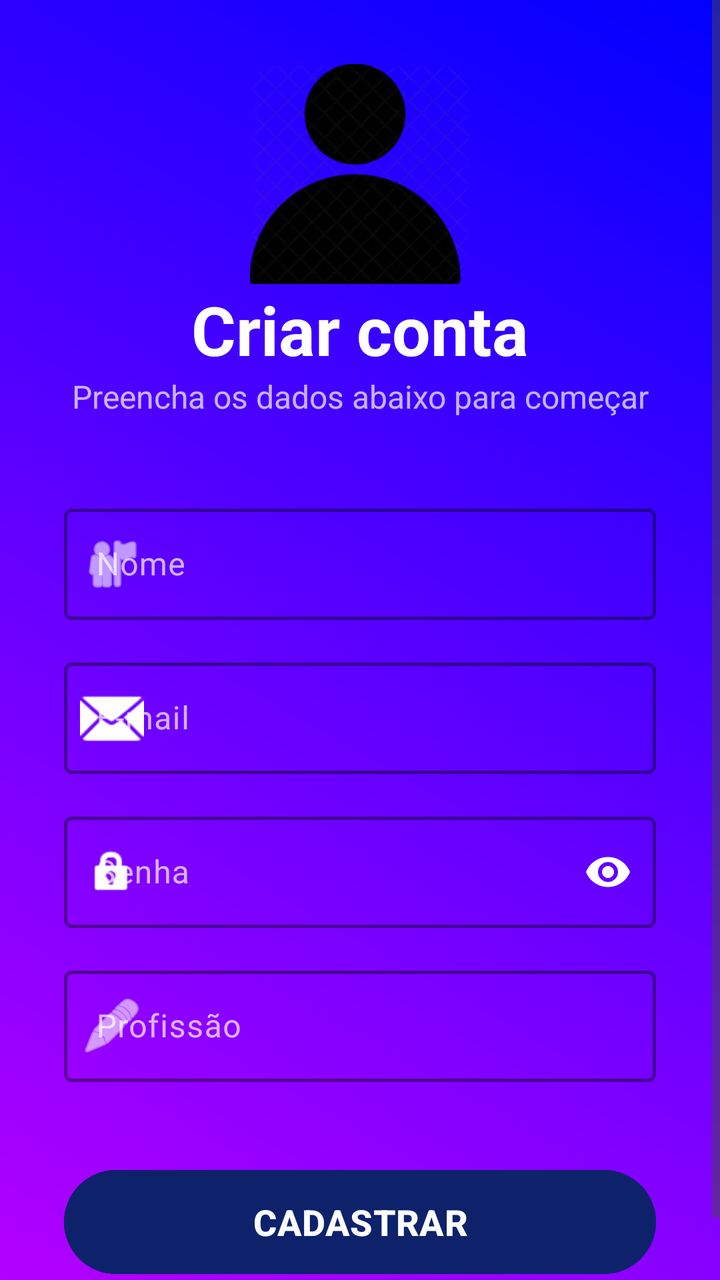
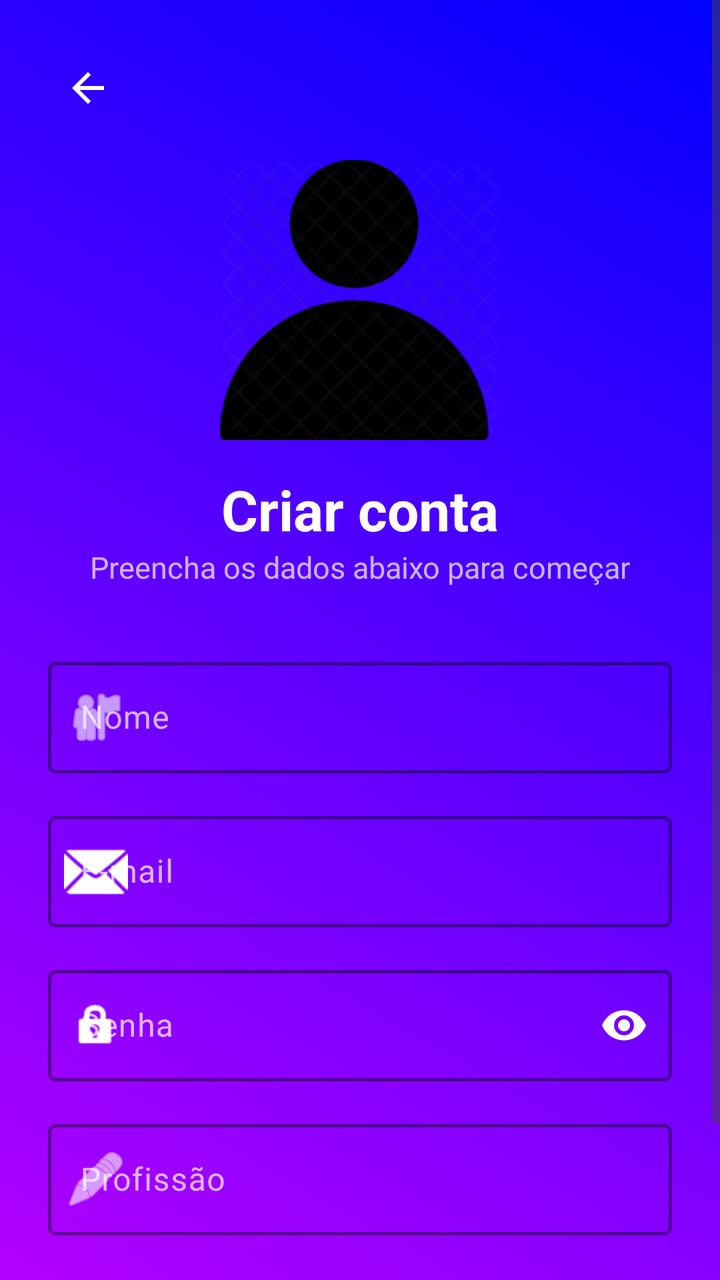

The first picture is an Android layout as it rendered before a commit; the second is the same layout after the commit. The layout source and the unified diff follow.
<!-- AndroidManifest.xml: application theme Theme.PlataformaRemota -->
<!-- res/layout/activity_cadastro.xml -->
<?xml version="1.0" encoding="utf-8"?>
<ScrollView xmlns:android="http://schemas.android.com/apk/res/android"
    xmlns:app="http://schemas.android.com/apk/res-auto"
    xmlns:tools="http://schemas.android.com/tools"
    android:layout_width="match_parent"
    android:layout_height="match_parent"
    android:background="@drawable/background_gradiente"
    android:fillViewport="true">

    <LinearLayout
        android:layout_width="match_parent"
        android:layout_height="wrap_content"
        android:gravity="center_horizontal"
        android:orientation="vertical"
        android:padding="32dp">

        <ImageView
            android:id="@+id/imageView"
            android:layout_width="171dp"
            android:layout_height="110dp"
            app:srcCompat="@drawable/user_imagem" />

        <TextView
            android:layout_width="match_parent"
            android:layout_height="wrap_content"
            android:text="Criar conta"
            android:textAlignment="center"
            android:textColor="@color/white"
            android:textSize="34sp"
            android:textStyle="bold" />

        <TextView
            android:layout_width="match_parent"
            android:layout_height="wrap_content"
            android:layout_marginBottom="40dp"
            android:text="Preencha os dados abaixo para começar"
            android:textAlignment="center"
            android:textColor="#B3FFFFFF"
            android:textSize="16sp" />

        
        <com.google.android.material.textfield.TextInputLayout
            style="@style/Widget.Material3.TextInputLayout.OutlinedBox"
            android:layout_width="match_parent"
            android:layout_height="wrap_content"
            android:layout_marginBottom="16dp"
            android:hint="Nome"
            android:textColorHint="#B3FFFFFF"
            app:hintTextColor="@color/white"
            app:boxStrokeColor="@color/white"
            app:boxStrokeWidth="1.5dp"
            app:startIconDrawable="@android:drawable/ic_menu_myplaces"
            app:startIconTint="@color/white"
            app:boxBackgroundColor="@android:color/transparent">

            <com.google.android.material.textfield.TextInputEditText
                android:id="@+id/edtNome"
                android:layout_width="match_parent"
                android:layout_height="wrap_content"
                android:inputType="textPersonName"
                android:textColor="@color/white" />
        </com.google.android.material.textfield.TextInputLayout>

        
        <com.google.android.material.textfield.TextInputLayout
            style="@style/Widget.Material3.TextInputLayout.OutlinedBox"
            android:layout_width="match_parent"
            android:layout_height="wrap_content"
            android:layout_marginBottom="16dp"
            android:hint="E-mail"
            android:textColorHint="#B3FFFFFF"
            app:hintTextColor="@color/white"
            app:boxStrokeColor="@color/white"
            app:boxStrokeWidth="1.5dp"
            app:startIconDrawable="@android:drawable/ic_dialog_email"
            app:startIconTint="@color/white"
            app:boxBackgroundColor="@android:color/transparent">

            <com.google.android.material.textfield.TextInputEditText
                android:id="@+id/edtEmail"
                android:layout_width="match_parent"
                android:layout_height="wrap_content"
                android:inputType="textEmailAddress"
                android:textColor="@color/white" />
        </com.google.android.material.textfield.TextInputLayout>

        
        <com.google.android.material.textfield.TextInputLayout
            style="@style/Widget.Material3.TextInputLayout.OutlinedBox"
            android:layout_width="match_parent"
            android:layout_height="wrap_content"
            android:layout_marginBottom="16dp"
            android:hint="Senha"
            android:textColorHint="#B3FFFFFF"
            app:hintTextColor="@color/white"
            app:boxStrokeColor="@color/white"
            app:boxStrokeWidth="1.5dp"
            app:endIconMode="password_toggle"
            app:endIconTint="@color/white"
            app:startIconDrawable="@android:drawable/ic_lock_idle_lock"
            app:startIconTint="@color/white"
            app:boxBackgroundColor="@android:color/transparent">

            <com.google.android.material.textfield.TextInputEditText
                android:id="@+id/edtSenha"
                android:layout_width="match_parent"
                android:layout_height="wrap_content"
                android:inputType="textPassword"
                android:textColor="@color/white" />
        </com.google.android.material.textfield.TextInputLayout>

        
        <com.google.android.material.textfield.TextInputLayout
            style="@style/Widget.Material3.TextInputLayout.OutlinedBox"
            android:layout_width="match_parent"
            android:layout_height="wrap_content"
            android:layout_marginBottom="40dp"
            android:hint="Profissão"
            android:textColorHint="#B3FFFFFF"
            app:hintTextColor="@color/white"
            app:boxStrokeColor="@color/white"
            app:boxStrokeWidth="1.5dp"
            app:startIconDrawable="@android:drawable/ic_menu_edit"
            app:startIconTint="@color/white"
            app:boxBackgroundColor="@android:color/transparent">

            <com.google.android.material.textfield.TextInputEditText
                android:id="@+id/edtProfissao"
                android:layout_width="match_parent"
                android:layout_height="wrap_content"
                android:inputType="text"
                android:textColor="@color/white" />
        </com.google.android.material.textfield.TextInputLayout>

        <com.google.android.material.button.MaterialButton
            android:id="@+id/btnSalvar"
            android:layout_width="match_parent"
            android:layout_height="60dp"
            android:backgroundTint="#0D226B"
            android:text="CADASTRAR"
            android:textColor="@color/white"
            android:textSize="18sp"
            android:textStyle="bold"
            app:cornerRadius="28dp"
            app:elevation="8dp" />

    </LinearLayout>

</ScrollView>
<!-- resources referenced by this layout -->
<resources>
  <color name="white">#FFFFFFFF</color>
  <!-- drawable background_gradiente (drawable) -->
  <?xml version="1.0" encoding="utf-8"?>
  <shape xmlns:android="http://schemas.android.com/apk/res/android">
      <gradient
          android:startColor="#B300FF"
          android:endColor="#0000FF"
          android:angle="45"/>
  </shape>
  <!-- drawable user_imagem: webp bitmap (drawable, 11140 bytes) -->
  <style name="Theme.PlataformaRemota" parent="Base.Theme.PlataformaRemota" />
  <style name="Base.Theme.PlataformaRemota" parent="Theme.Material3.DayNight.NoActionBar">
          
          
      </style>
</resources>

<!-- the commit's change to res/layout/activity_cadastro.xml (unified diff, before → after) -->
@@ -10,33 +10,64 @@
     <LinearLayout
         android:layout_width="match_parent"
         android:layout_height="wrap_content"
-        android:gravity="center_horizontal"
         android:orientation="vertical"
-        android:padding="32dp">
+        android:padding="24dp">
 
-        <ImageView
-            android:id="@+id/imageView"
-            android:layout_width="171dp"
-            android:layout_height="110dp"
-            app:srcCompat="@drawable/user_imagem" />
-
-        <TextView
+        
+        <LinearLayout
             android:layout_width="match_parent"
             android:layout_height="wrap_content"
-            android:text="Criar conta"
-            android:textAlignment="center"
-            android:textColor="@color/white"
-            android:textSize="34sp"
-            android:textStyle="bold" />
+            android:gravity="center_vertical"
+            android:orientation="horizontal"
+            android:layout_marginBottom="16dp">
 
-        <TextView
+            <ImageView
+                android:id="@+id/btnVoltarCadastro"
+                android:layout_width="40dp"
+                android:layout_height="40dp"
+                android:padding="8dp"
+                android:background="?attr/selectableItemBackgroundBorderless"
+                android:clickable="true"
+                android:focusable="true"
+                android:contentDescription="Voltar"
+                android:src="@drawable/ic_arrow_back"
+                app:tint="@color/white" />
+        </LinearLayout>
+
+        
+        <LinearLayout
             android:layout_width="match_parent"
             android:layout_height="wrap_content"
-            android:layout_marginBottom="40dp"
-            android:text="Preencha os dados abaixo para começar"
-            android:textAlignment="center"
-            android:textColor="#B3FFFFFF"
-            android:textSize="16sp" />
+            android:gravity="center_horizontal"
+            android:orientation="vertical">
+
+            <ImageView
+                android:id="@+id/imageView"
+                android:layout_width="140dp"
+                android:layout_height="140dp"
+                android:layout_marginBottom="16dp"
+                android:scaleType="fitCenter"
+                android:contentDescription="Ilustração de cadastro"
+                app:srcCompat="@drawable/user_imagem" />
+
+            <TextView
+                android:layout_width="match_parent"
+                android:layout_height="wrap_content"
+                android:text="Criar conta"
+                android:textAlignment="center"
+                android:textColor="@color/white"
+                android:textSize="28sp"
+                android:textStyle="bold" />
+
+            <TextView
+                android:layout_width="match_parent"
+                android:layout_height="wrap_content"
+                android:layout_marginBottom="32dp"
+                android:text="Preencha os dados abaixo para começar"
+                android:textAlignment="center"
+                android:textColor="#B3FFFFFF"
+                android:textSize="15sp" />
+        </LinearLayout>
 
         
         <com.google.android.material.textfield.TextInputLayout
@@ -46,12 +77,12 @@
             android:layout_marginBottom="16dp"
             android:hint="Nome"
             android:textColorHint="#B3FFFFFF"
-            app:hintTextColor="@color/white"
             app:boxStrokeColor="@color/white"
             app:boxStrokeWidth="1.5dp"
+            app:boxBackgroundColor="@android:color/transparent"
+            app:hintTextColor="@color/white"
             app:startIconDrawable="@android:drawable/ic_menu_myplaces"
-            app:startIconTint="@color/white"
-            app:boxBackgroundColor="@android:color/transparent">
+            app:startIconTint="@color/white">
 
             <com.google.android.material.textfield.TextInputEditText
                 android:id="@+id/edtNome"
@@ -69,12 +100,12 @@
             android:layout_marginBottom="16dp"
             android:hint="E-mail"
             android:textColorHint="#B3FFFFFF"
-            app:hintTextColor="@color/white"
             app:boxStrokeColor="@color/white"
             app:boxStrokeWidth="1.5dp"
+            app:boxBackgroundColor="@android:color/transparent"
+            app:hintTextColor="@color/white"
             app:startIconDrawable="@android:drawable/ic_dialog_email"
-            app:startIconTint="@color/white"
-            app:boxBackgroundColor="@android:color/transparent">
+            app:startIconTint="@color/white">
 
             <com.google.android.material.textfield.TextInputEditText
                 android:id="@+id/edtEmail"
@@ -92,14 +123,14 @@
             android:layout_marginBottom="16dp"
             android:hint="Senha"
             android:textColorHint="#B3FFFFFF"
-            app:hintTextColor="@color/white"
             app:boxStrokeColor="@color/white"
             app:boxStrokeWidth="1.5dp"
+            app:boxBackgroundColor="@android:color/transparent"
+            app:hintTextColor="@color/white"
             app:endIconMode="password_toggle"
             app:endIconTint="@color/white"
             app:startIconDrawable="@android:drawable/ic_lock_idle_lock"
-            app:startIconTint="@color/white"
-            app:boxBackgroundColor="@android:color/transparent">
+            app:startIconTint="@color/white">
 
             <com.google.android.material.textfield.TextInputEditText
                 android:id="@+id/edtSenha"
@@ -114,15 +145,15 @@
             style="@style/Widget.Material3.TextInputLayout.OutlinedBox"
             android:layout_width="match_parent"
             android:layout_height="wrap_content"
-            android:layout_marginBottom="40dp"
+            android:layout_marginBottom="32dp"
             android:hint="Profissão"
             android:textColorHint="#B3FFFFFF"
-            app:hintTextColor="@color/white"
             app:boxStrokeColor="@color/white"
             app:boxStrokeWidth="1.5dp"
+            app:boxBackgroundColor="@android:color/transparent"
+            app:hintTextColor="@color/white"
             app:startIconDrawable="@android:drawable/ic_menu_edit"
-            app:startIconTint="@color/white"
-            app:boxBackgroundColor="@android:color/transparent">
+            app:startIconTint="@color/white">
 
             <com.google.android.material.textfield.TextInputEditText
                 android:id="@+id/edtProfissao"
@@ -132,17 +163,18 @@
                 android:textColor="@color/white" />
         </com.google.android.material.textfield.TextInputLayout>
 
+        
         <com.google.android.material.button.MaterialButton
             android:id="@+id/btnSalvar"
             android:layout_width="match_parent"
-            android:layout_height="60dp"
+            android:layout_height="56dp"
             android:backgroundTint="#0D226B"
             android:text="CADASTRAR"
             android:textColor="@color/white"
-            android:textSize="18sp"
+            android:textSize="16sp"
             android:textStyle="bold"
             app:cornerRadius="28dp"
-            app:elevation="8dp" />
+            app:elevation="4dp" />
 
     </LinearLayout>
 
<!-- resource entries referenced after the edit -->
@@ -9,6 +9,12 @@
           android:endColor="#0000FF"
           android:angle="45"/>
   </shape>
+  <!-- drawable ic_arrow_back (drawable) -->
+  <vector xmlns:android="http://schemas.android.com/apk/res/android" android:autoMirrored="true" android:height="24dp" android:tint="#000000" android:viewportHeight="960" android:viewportWidth="960" android:width="24dp">
+        
+      <path android:fillColor="@android:color/white" android:pathData="M313,520L537,744L480,800L160,480L480,160L537,216L313,440L800,440L800,520L313,520Z"/>
+      
+  </vector>
   <!-- drawable user_imagem: webp bitmap (drawable, 11140 bytes) -->
   <style name="Theme.PlataformaRemota" parent="Base.Theme.PlataformaRemota" />
   <style name="Base.Theme.PlataformaRemota" parent="Theme.Material3.DayNight.NoActionBar">
